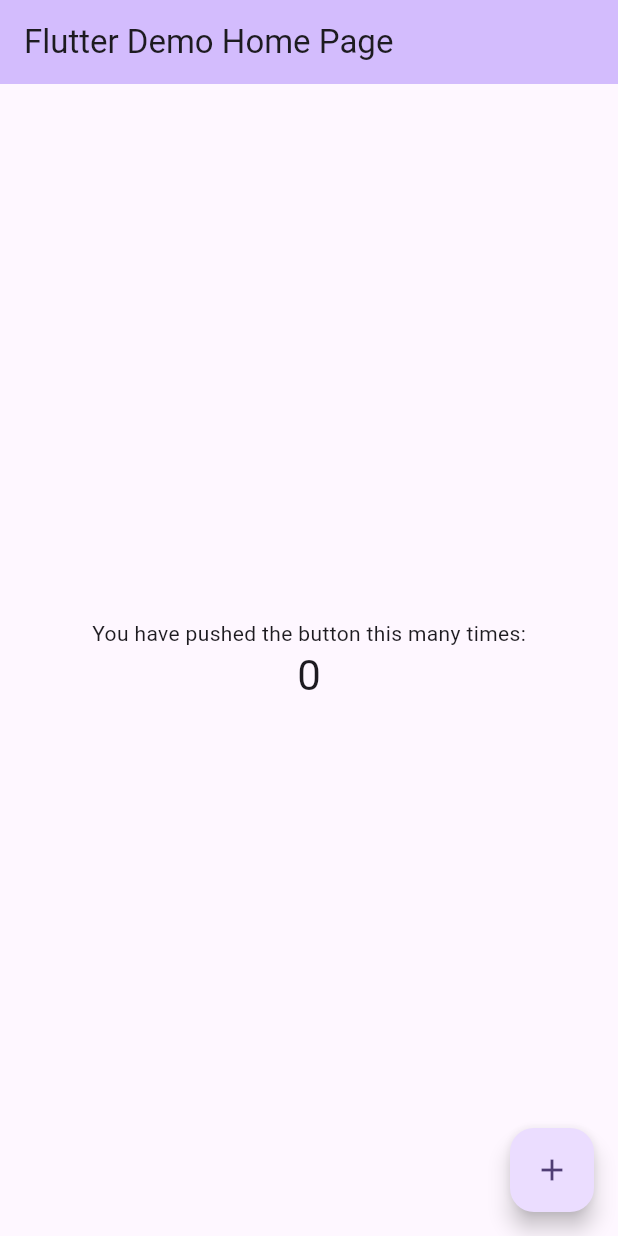
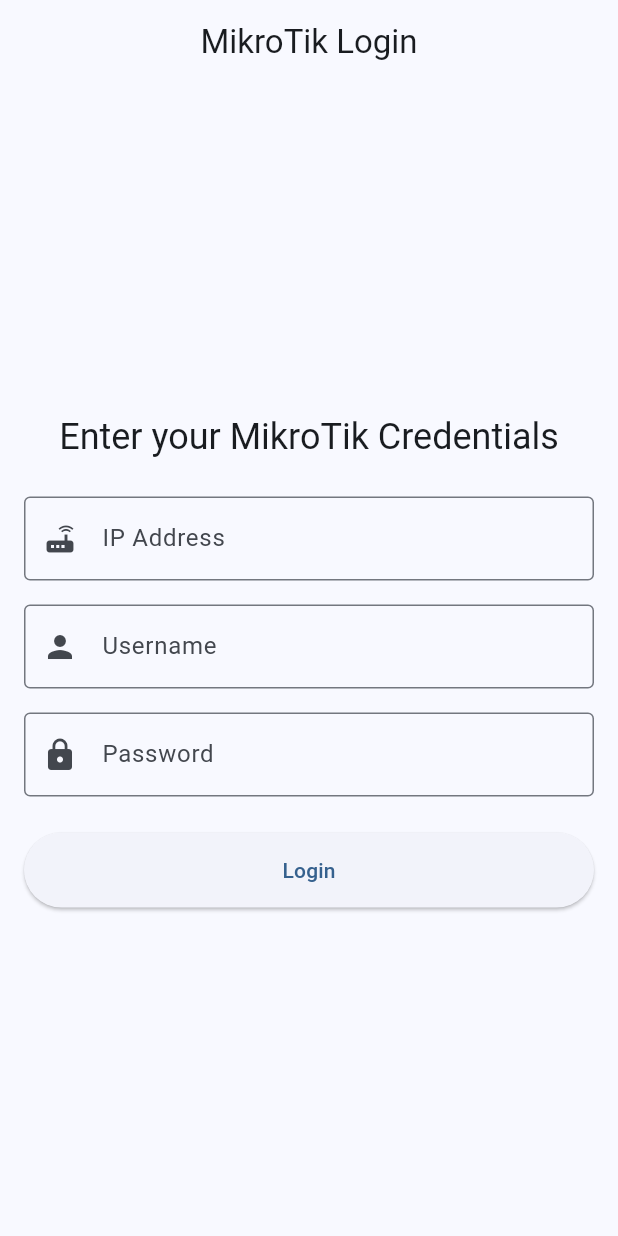
Before and after one commit to could-ai/019a18c2-17b1-7634-8845-affdcf0a8f6f, a Flutter app: the screen it shows after launch, on a phone screen of 412 x 824 dp. Run offline on Flutter 3.47's test engine with Material 3 defaults, Android fonts, the phone set to English and light mode, and no system bars.

Commit message:
لقد قمت بإضافة حزم `http` و `shared_preferences` إلى ملف `pubspec.yaml`. حزمة `http` ضرورية لإجراء طلبات API إلى جهاز الميكروتك الخاص بك، بينما ستُستخدم `shared_preferences` لحفظ تفاصيل تسجيل الدخول محليًا على الجهاز لتسهيل عمليات تسجيل الدخول المستقبلية.; لقد قمت بتحديث ملف `lib/main.dart` ليكون نقطة الدخول الرئيسية للتطبيق. تم تعديل `MyApp` لاستخدام `MaterialApp` مع تحديد الشاشة الأولية لتكون `LoginScreen`. لقد قمت أيضًا بإعداد نظام توجيه (routing) أساسي للتنقل بين شاشة تسجيل الدخول (`LoginScreen`) والشاشة الرئيسية (`HomeScreen`). تم إزالة الكود التجريبي الافتراضي لتوفير بداية نظيفة لتطبيقك.; لقد قمت بإنشاء ملف جديد `lib/screens/login_screen.dart` والذي يحتوي على واجهة المستخدم الخاصة بشاشة تسجيل الدخول. تتضمن هذه الشاشة حقولاً لإدخال عنوان IP للميكروتك، واسم المستخدم، وكلمة المرور، بالإضافة إلى زر "Login". لقد أضفت أيضًا تحققًا أساسيًا للتأكد من أن الحقول ليست فارغة. حاليًا، عند الضغط على زر تسجيل الدخول، سينقلك التطبيق مباشرة إلى الشاشة الرئيسية؛ سيتم إضافة منطق الاتصال الفعلي بـ API لاحقًا.; لقد قمت بإنشاء ملف جديد `lib/screens/home_screen.dart` ليكون بمثابة الشاشة الرئيسية لتطبيقك بعد تسجيل الدخول بنجاح. تعرض هذه الشاشة حاليًا رسالة ترحيب بسيطة. لقد أضفت شريطًا علويًا (AppBar) يحتوي على عنوان وزر لتسجيل الخروج. عند الضغط على زر تسجيل الخروج، سيعود التطبيق إلى شاشة تسجيل الدخول.

```diff
--- a/usr/lib/main.dart
+++ b/usr/lib/main.dart
@@ -1,4 +1,6 @@
 import 'package:flutter/material.dart';
+import 'package:couldai_user_app/screens/login_screen.dart';
+import 'package:couldai_user_app/screens/home_screen.dart';
 
 void main() {
   runApp(const MyApp());
@@ -7,114 +9,20 @@ void main() {
 class MyApp extends StatelessWidget {
   const MyApp({super.key});
 
-  // This widget is the root of your application.
   @override
   Widget build(BuildContext context) {
     return MaterialApp(
-      title: 'Flutter Demo',
+      title: 'MikroTik Manager',
       debugShowCheckedModeBanner: false,
       theme: ThemeData(
-        // This is the theme of your application.
-        //
-        // TRY THIS: Try running your application with "flutter run". You'll see
-        // the application has a purple toolbar. Then, without quitting the app,
-        // try changing the seedColor in the colorScheme below to Colors.green
-        // and then invoke "hot reload" (save your changes or press the "hot
-        // reload" button in a Flutter-supported IDE, or press "r" if you used
-        // the command line to start the app).
-        //
-        // Notice that the counter didn't reset back to zero; the application
-        // state is not lost during the reload. To reset the state, use hot
-        // restart instead.
-        //
-        // This works for code too, not just values: Most code changes can be
-        // tested with just a hot reload.
-        colorScheme: ColorScheme.fromSeed(seedColor: Colors.deepPurple),
+        colorScheme: ColorScheme.fromSeed(seedColor: Colors.blue),
+        useMaterial3: true,
       ),
-      home: const MyHomePage(title: 'Flutter Demo Home Page'),
+      initialRoute: '/',
+      routes: {
+        '/': (context) => const LoginScreen(),
+        '/home': (context) => const HomeScreen(),
+      },
     );
   }
 }
-
-class MyHomePage extends StatefulWidget {
-  const MyHomePage({super.key, required this.title});
-
-  // This widget is the home page of your application. It is stateful, meaning
-  // that it has a State object (defined below) that contains fields that affect
-  // how it looks.
-
-  // This class is the configuration for the state. It holds the values (in this
-  // case the title) provided by the parent (in this case the App widget) and
-  // used by the build method of the State. Fields in a Widget subclass are
-  // always marked "final".
-
-  final String title;
-
-  @override
-  State<MyHomePage> createState() => _MyHomePageState();
-}
-
-class _MyHomePageState extends State<MyHomePage> {
-  int _counter = 0;
-
-  void _incrementCounter() {
-    setState(() {
-      // This call to setState tells the Flutter framework that something has
-      // changed in this State, which causes it to rerun the build method below
-      // so that the display can reflect the updated values. If we changed
-      // _counter without calling setState(), then the build method would not be
-      // called again, and so nothing would appear to happen.
-      _counter++;
-    });
-  }
-
-  @override
-  Widget build(BuildContext context) {
-    // This method is rerun every time setState is called, for instance as done
-    // by the _incrementCounter method above.
-    //
-    // The Flutter framework has been optimized to make rerunning build methods
-    // fast, so that you can just rebuild anything that needs updating rather
-    // than having to individually change instances of widgets.
-    return Scaffold(
-      appBar: AppBar(
-        // TRY THIS: Try changing the color here to a specific color (to
-        // Colors.amber, perhaps?) and trigger a hot reload to see the AppBar
-        // change color while the other colors stay the same.
-        backgroundColor: Theme.of(context).colorScheme.inversePrimary,
-        // Here we take the value from the MyHomePage object that was created by
-        // the App.build method, and use it to set our appbar title.
-        title: Text(widget.title),
-      ),
-      body: Center(
-        // Center is a layout widget. It takes a single child and positions it
-        // in the middle of the parent.
-        child: Column(
-          // Column is also a layout widget. It takes a list of children and
-          // arranges them vertically. By default, it sizes itself to fit its
-          // children horizontally, and tries to be as tall as its parent.
-          //
-          // Column has various properties to control how it sizes itself and
-          // how it positions its children. Here we use mainAxisAlignment to
-          // center the children vertically; the main axis here is the vertical
-          // axis because Columns are vertical (the cross axis would be
-          // horizontal).
-          //
-          // TRY THIS: Invoke "debug painting" (choose the "Toggle Debug Paint"
-          // action in the IDE, or press "p" in the console), to see the
-          // wireframe for each widget.
-          mainAxisAlignment: MainAxisAlignment.center,
-          children: <Widget>[
-            const Text('You have pushed the button this many times:'),
-            Text('$_counter', style: Theme.of(context).textTheme.headlineMedium),
-          ],
-        ),
-      ),
-      floatingActionButton: FloatingActionButton(
-        onPressed: _incrementCounter,
-        tooltip: 'Increment',
-        child: const Icon(Icons.add),
-      ), // This trailing comma makes auto-formatting nicer for build methods.
-    );
-  }
-}
--- /dev/null
+++ b/usr/lib/screens/login_screen.dart
@@ -0,0 +1,113 @@
+import 'package:flutter/material.dart';
+
+class LoginScreen extends StatefulWidget {
+  const LoginScreen({super.key});
+
+  @override
+  State<LoginScreen> createState() => _LoginScreenState();
+}
+
+class _LoginScreenState extends State<LoginScreen> {
+  final _formKey = GlobalKey<FormState>();
+  final _ipController = TextEditingController();
+  final _usernameController = TextEditingController();
+  final _passwordController = TextEditingController();
+
+  void _login() {
+    if (_formKey.currentState!.validate()) {
+      // For now, we'll just navigate to the home screen
+      // Later, we will implement the actual API call here
+      Navigator.pushReplacementNamed(context, '/home');
+    }
+  }
+
+  @override
+  void dispose() {
+    _ipController.dispose();
+    _usernameController.dispose();
+    _passwordController.dispose();
+    super.dispose();
+  }
+
+  @override
+  Widget build(BuildContext context) {
+    return Scaffold(
+      appBar: AppBar(
+        title: const Text('MikroTik Login'),
+        centerTitle: true,
+      ),
+      body: Center(
+        child: SingleChildScrollView(
+          padding: const EdgeInsets.all(16.0),
+          child: Form(
+            key: _formKey,
+            child: Column(
+              mainAxisAlignment: MainAxisAlignment.center,
+              children: <Widget>[
+                Text(
+                  'Enter your MikroTik Credentials',
+                  style: Theme.of(context).textTheme.headlineSmall,
+                ),
+                const SizedBox(height: 24),
+                TextFormField(
+                  controller: _ipController,
+                  decoration: const InputDecoration(
+                    labelText: 'IP Address',
+                    border: OutlineInputBorder(),
+                    prefixIcon: Icon(Icons.router),
+                  ),
+                  validator: (value) {
+                    if (value == null || value.isEmpty) {
+                      return 'Please enter the IP address';
+                    }
+                    return null;
+                  },
+                  keyboardType: TextInputType.number,
+                ),
+                const SizedBox(height: 16),
+                TextFormField(
+                  controller: _usernameController,
+                  decoration: const InputDecoration(
+                    labelText: 'Username',
+                    border: OutlineInputBorder(),
+                    prefixIcon: Icon(Icons.person),
+                  ),
+                  validator: (value) {
+                    if (value == null || value.isEmpty) {
+                      return 'Please enter your username';
+                    }
+                    return null;
+                  },
+                ),
+                const SizedBox(height: 16),
+                TextFormField(
+                  controller: _passwordController,
+                  obscureText: true,
+                  decoration: const InputDecoration(
+                    labelText: 'Password',
+                    border: OutlineInputBorder(),
+                    prefixIcon: Icon(Icons.lock),
+                  ),
+                  validator: (value) {
+                    if (value == null || value.isEmpty) {
+                      return 'Please enter your password';
+                    }
+                    return null;
+                  },
+                ),
+                const SizedBox(height: 24),
+                ElevatedButton(
+                  onPressed: _login,
+                  style: ElevatedButton.styleFrom(
+                    minimumSize: const Size(double.infinity, 50),
+                  ),
+                  child: const Text('Login'),
+                ),
+              ],
+            ),
+          ),
+        ),
+      ),
+    );
+  }
+}
```
Also changed, not shown: usr/lib/screens/home_screen.dart (added, +32 -0 lines), usr/pubspec.yaml (+3 -70 lines).
